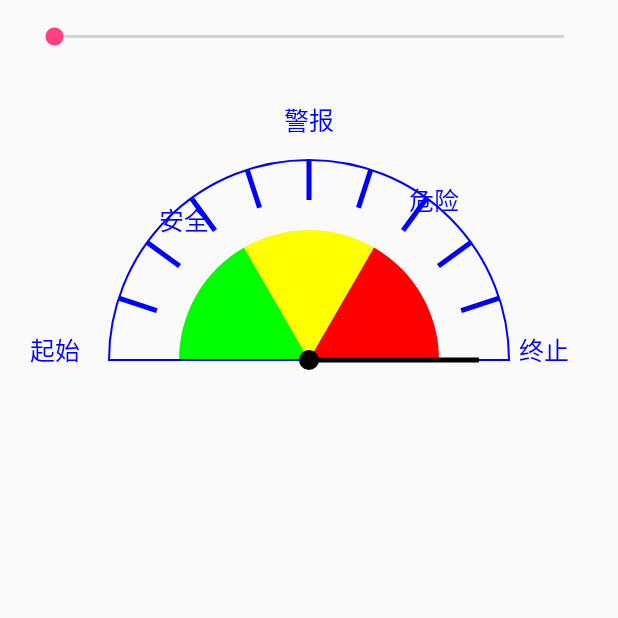
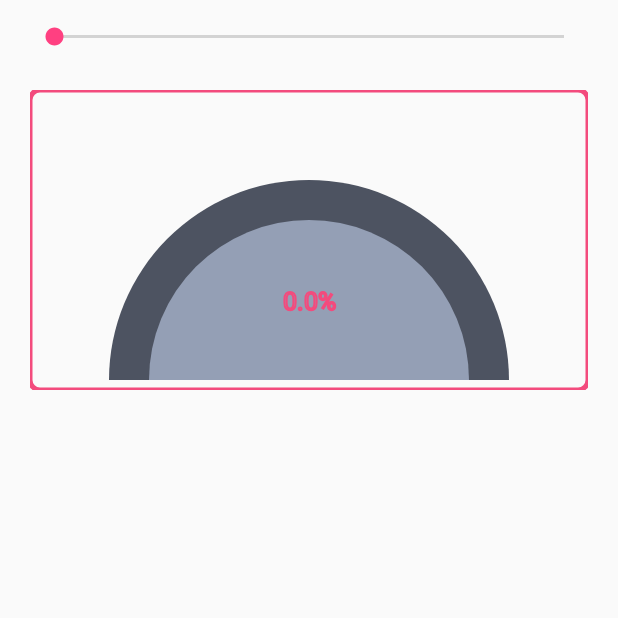
Before and after one commit to cssyueyeqinglong/clockAndCalendar, an Android app: the BeautifuView screen opened directly, with no data from a screen before it, on a phone screen of 412 x 824 dp, the top half of it. Run offline under Robolectric (Android 15) with nearby library versions, the phone set to English and light mode, and no system bars.

Commit message:
绘制单一颜色饼状图

```diff
--- a/app/src/main/java/com/qibei/act/BeautifuView.java
+++ b/app/src/main/java/com/qibei/act/BeautifuView.java
@@ -7,6 +7,8 @@ import android.support.v7.app.AppCompatActivity;
 import android.widget.SeekBar;
 
 import com.qibei.R;
+import com.qibei.view.CircleViewThree;
+import com.qibei.view.CircleViewTwo;
 import com.qibei.view.HalfCircleView;
 
 /**
@@ -17,18 +19,23 @@ public class BeautifuView extends AppCompatActivity {
 
     private HalfCircleView mHcv;
     private SeekBar mSb;
+    private CircleViewTwo mCv2;
+    private CircleViewThree mCv3;
 
     @Override
     public void onCreate(@Nullable Bundle savedInstanceState) {
         super.onCreate(savedInstanceState);
         setContentView(R.layout.act_my_view);
         mHcv = (HalfCircleView) findViewById(R.id.hcv);
-
+        mCv2 = (CircleViewTwo) findViewById(R.id.cv2);
+        mCv3 = (CircleViewThree) findViewById(R.id.cv3);
         mSb = (SeekBar) findViewById(R.id.sb);
         mSb.setOnSeekBarChangeListener(new SeekBar.OnSeekBarChangeListener() {
             @Override
             public void onProgressChanged(SeekBar seekBar, int progress, boolean fromUser) {
                 mHcv.changePointLine(progress);
+                mCv2.setDegree(progress);
+                mCv3.setDegree(progress);
             }
 
             @Override
--- /dev/null
+++ b/app/src/main/java/com/qibei/view/CircleViewThree.java
@@ -0,0 +1,86 @@
+package com.qibei.view;
+
+import android.content.Context;
+import android.graphics.Canvas;
+import android.graphics.Color;
+import android.graphics.Paint;
+import android.graphics.RectF;
+import android.support.annotation.Nullable;
+import android.util.AttributeSet;
+import android.util.Log;
+import android.view.View;
+
+/**
+ * Created by Administrator on 2017/6/23.
+ * 环形渐变
+ */
+
+public class CircleViewThree extends View {
+
+    private Paint mPaintCircle;
+    private float degree;
+
+    public CircleViewThree(Context context) {
+        super(context);
+    }
+
+    public CircleViewThree(Context context, @Nullable AttributeSet attrs) {
+        super(context, attrs);
+        init();
+    }
+
+    public CircleViewThree(Context context, @Nullable AttributeSet attrs, int defStyleAttr) {
+        super(context, attrs, defStyleAttr);
+    }
+
+    private void init() {
+        mPaintCircle = new Paint();
+        mPaintCircle.setColor(Color.rgb(77, 83, 97));//设置颜色
+        mPaintCircle.setStrokeWidth(80);//设置线宽
+        mPaintCircle.setAntiAlias(true);//设置是否抗锯齿
+        mPaintCircle.setStyle(Paint.Style.FILL);//设置绘制风格
+        mPaintCircle.setTextSize(25);
+    }
+
+    @Override
+    protected void onDraw(Canvas canvas) {
+        super.onDraw(canvas);
+        int height = getMeasuredHeight();
+        int width = getMeasuredWidth();
+        int radius = Math.min(height, width) * 2 / 3;
+        canvas.translate(width / 2, height);
+        //画背景半圆
+        RectF rectF = new RectF(-radius, -radius - 10, radius, radius - 10);
+        mPaintCircle.setStyle(Paint.Style.FILL);//设置绘制风格
+        mPaintCircle.setColor(Color.rgb(77, 83, 97));
+        canvas.drawArc(rectF, 180f, 180f, true, mPaintCircle);
+
+        RectF rectF01 = new RectF(-radius + 40, -radius - 10 + 40, radius - 40, radius - 10 - 40);
+        //画内边界
+        mPaintCircle.setColor(Color.rgb(148, 159, 181));
+        canvas.drawArc(rectF01, 180f, 180f, true, mPaintCircle);
+
+        //画转动环
+        mPaintCircle.setStrokeWidth(80);//设置线宽
+        mPaintCircle.setStyle(Paint.Style.STROKE);
+        mPaintCircle.setColor(Color.rgb(243, 75, 125));
+        canvas.drawArc(rectF01, 180f, 180f / 100 * degree, false, mPaintCircle);
+        //画外边界
+        mPaintCircle.setStrokeWidth(5);//设置线宽
+        RectF rectf = new RectF(-width / 2, -height, width / 2, 0);
+        canvas.drawRoundRect(rectf, 10, 10, mPaintCircle);
+
+
+        String text = degree + "%";
+        float v = mPaintCircle.measureText(text);
+        Log.d("va", "va=" + v);
+        mPaintCircle.setStrokeWidth(2);
+        canvas.drawText(text, -v / 2, -80, mPaintCircle);
+
+    }
+
+    public void setDegree(float degree) {
+        this.degree = degree;
+        invalidate();
+    }
+}
--- /dev/null
+++ b/app/src/main/java/com/qibei/view/CircleViewTwo.java
@@ -0,0 +1,80 @@
+package com.qibei.view;
+
+import android.content.Context;
+import android.graphics.Canvas;
+import android.graphics.Color;
+import android.graphics.Paint;
+import android.graphics.RectF;
+import android.support.annotation.Nullable;
+import android.util.AttributeSet;
+import android.util.Log;
+import android.view.View;
+
+import com.qibei.R;
+
+/**
+ * Created by Administrator on 2017/6/23.
+ * 半圆形渐变view
+ */
+
+public class CircleViewTwo extends View {
+
+    private Paint mPaintCircle;
+    private float degree;
+
+    public CircleViewTwo(Context context) {
+        super(context);
+    }
+
+    public CircleViewTwo(Context context, @Nullable AttributeSet attrs) {
+        super(context, attrs);
+        init();
+    }
+
+    public CircleViewTwo(Context context, @Nullable AttributeSet attrs, int defStyleAttr) {
+        super(context, attrs, defStyleAttr);
+    }
+
+    private void init() {
+        mPaintCircle = new Paint();
+        mPaintCircle.setColor(Color.GRAY);//设置颜色
+//        mPaintCircle.setStrokeWidth(dip2dx(2));//设置线宽
+        mPaintCircle.setAntiAlias(true);//设置是否抗锯齿
+        mPaintCircle.setStyle(Paint.Style.FILL);//设置绘制风格
+        mPaintCircle.setTextSize(25);
+    }
+
+    @Override
+    protected void onDraw(Canvas canvas) {
+        super.onDraw(canvas);
+        int height = getMeasuredHeight();
+        int width = getMeasuredWidth();
+        int radius = Math.min(height, width) * 2 / 3;
+        canvas.translate(width / 2, height);
+        //画背景半圆
+        RectF rectF = new RectF(-radius, -radius - 10, radius, radius - 10);
+        mPaintCircle.setStyle(Paint.Style.FILL);//设置绘制风格
+        mPaintCircle.setColor(Color.GRAY);
+        canvas.drawArc(rectF, 180f, 180f, true, mPaintCircle);
+        //画转动圆
+        mPaintCircle.setColor(Color.BLUE);
+        canvas.drawArc(rectF, 180f, 180f / 100 * degree, true, mPaintCircle);
+
+        //画外边界
+        mPaintCircle.setStyle(Paint.Style.STROKE);
+        RectF rectf = new RectF(-width / 2, -height, width / 2, 0);
+        canvas.drawRoundRect(rectf, 10, 10, mPaintCircle);
+
+
+        String text = degree + "%";
+        float v = mPaintCircle.measureText(text);
+        Log.d("va", "va=" + v);
+        canvas.drawText(text, -v / 2, -80, mPaintCircle);
+
+    }
+
+    public void setDegree(float degree) {
+        this.degree = degree;
+        invalidate();
+    }
+}
--- a/app/src/main/res/layout/act_my_view.xml
+++ b/app/src/main/res/layout/act_my_view.xml
@@ -12,10 +12,32 @@
         android:layout_marginRight="20dp"
         android:max="100" />
 
-    <com.qibei.view.HalfCircleView
-        android:id="@+id/hcv"
+    <FrameLayout
         android:layout_width="match_parent"
-        android:layout_height="200dp"
-        android:layout_marginLeft="20dp"
-        android:layout_marginRight="20dp" />
+        android:layout_height="match_parent"
+        android:layout_marginTop="10dp">
+
+        <com.qibei.view.HalfCircleView
+            android:id="@+id/hcv"
+            android:layout_width="match_parent"
+            android:layout_height="200dp"
+            android:layout_marginLeft="20dp"
+            android:layout_marginRight="20dp"
+            android:visibility="gone" />
+
+        <com.qibei.view.CircleViewTwo
+            android:id="@+id/cv2"
+            android:layout_width="match_parent"
+            android:layout_height="200dp"
+            android:layout_marginLeft="20dp"
+            android:layout_marginRight="20dp"
+            android:visibility="gone" />
+
+        <com.qibei.view.CircleViewThree
+            android:id="@+id/cv3"
+            android:layout_width="match_parent"
+            android:layout_height="200dp"
+            android:layout_marginLeft="20dp"
+            android:layout_marginRight="20dp" />
+    </FrameLayout>
 </LinearLayout>
```
